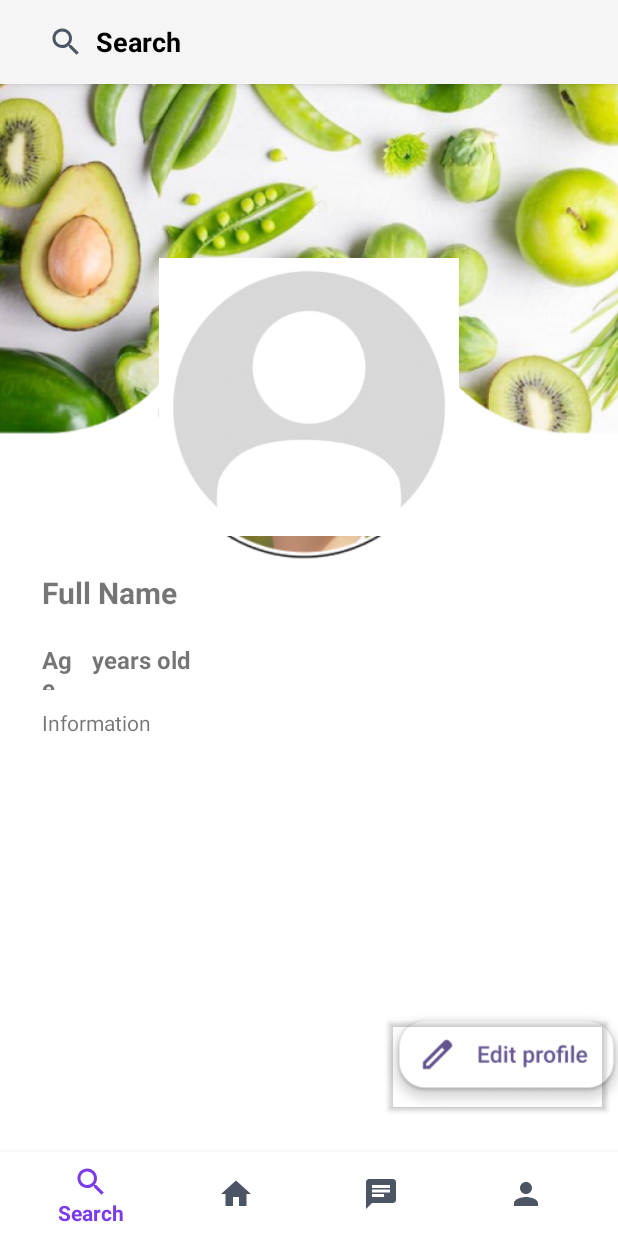
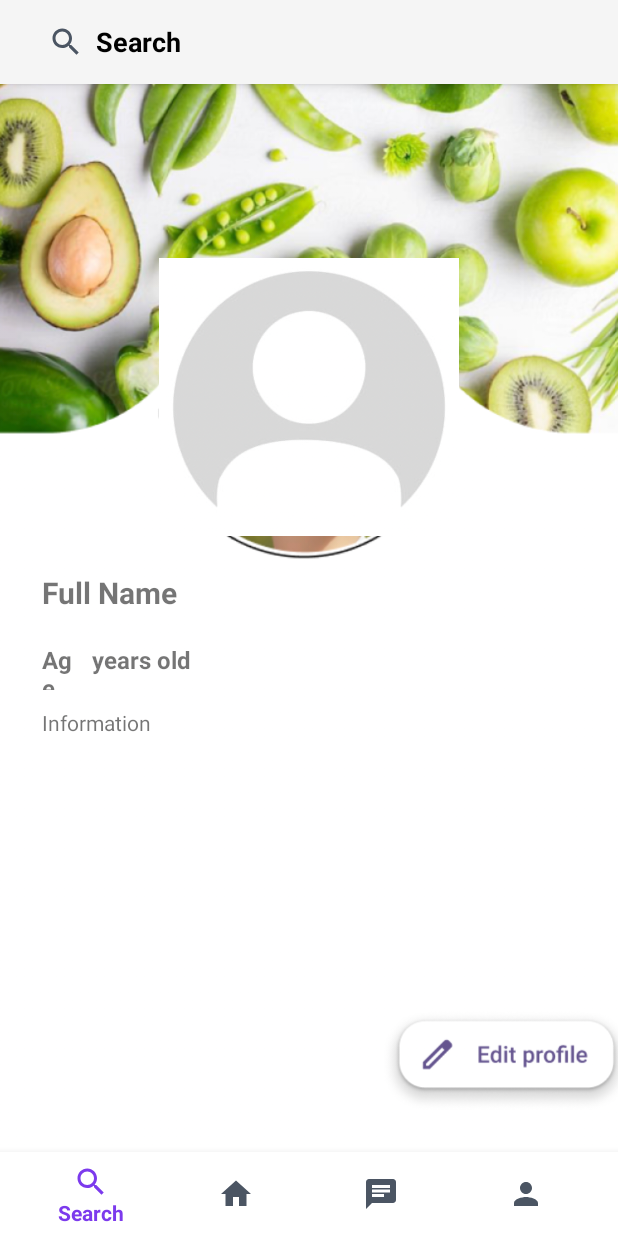
Before and after one commit to maidads/Neighborly, an Android app built with Jetpack Compose: the fragment ProfileFragment placed in its activity, on a phone screen of 412 x 824 dp. Run offline under Robolectric (Android 15) with nearby library versions, the phone set to English and light mode, and no system bars; our stand-ins replace Firebase (no records; nobody signed in at launch, a user with empty details on screens opened directly).

Commit message:
fixed buttons

```diff
--- a/app/src/main/res/layout/fragment_edit_profile.xml
+++ b/app/src/main/res/layout/fragment_edit_profile.xml
@@ -40,6 +40,7 @@
         android:layout_marginStart="28dp"
         android:layout_marginTop="8dp"
         android:hint="Full Name"
+        android:background="@null"
         android:textSize="18sp"
         app:layout_constraintStart_toStartOf="parent"
         app:layout_constraintTop_toBottomOf="@+id/textView6" />
@@ -51,6 +52,7 @@
         android:layout_marginStart="28dp"
         android:hint="Information"
         android:inputType="textMultiLine"
+        android:background="@null"
         android:lines="4"
         android:textSize="16sp"
         app:layout_constraintStart_toStartOf="parent"
@@ -63,7 +65,8 @@
         android:layout_marginTop="36dp"
         android:layout_marginEnd="16dp"
         android:backgroundTint="#00FFFFFF"
-        android:text="Save"
+        android:text=""
+        android:background="@null"
         android:textColor="@android:color/white"
         app:layout_constraintEnd_toEndOf="parent"
         app:layout_constraintTop_toBottomOf="@+id/editDescription" />
@@ -88,6 +91,7 @@
         android:layout_marginTop="4dp"
         android:layout_weight="1"
         android:hint="Age"
+        android:background="@null"
         android:inputType="number"
         app:layout_constraintStart_toStartOf="parent"
         app:layout_constraintTop_toBottomOf="@+id/textView7" />
--- a/app/src/main/res/layout/fragment_profile.xml
+++ b/app/src/main/res/layout/fragment_profile.xml
@@ -87,6 +87,7 @@
         android:layout_marginBottom="80dp"
         android:backgroundTint="#00FFFFFF"
         android:text="."
+        android:background="@null"
         android:textColor="@android:color/white"
         android:textSize="1sp"
         android:visibility="visible"
```
